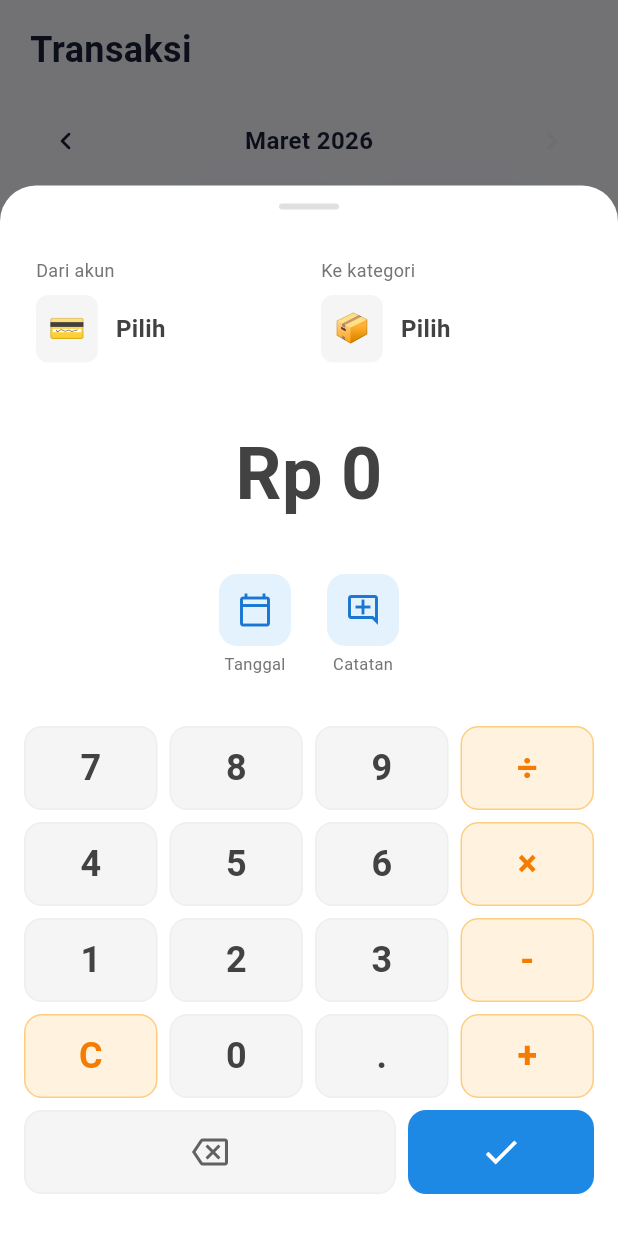
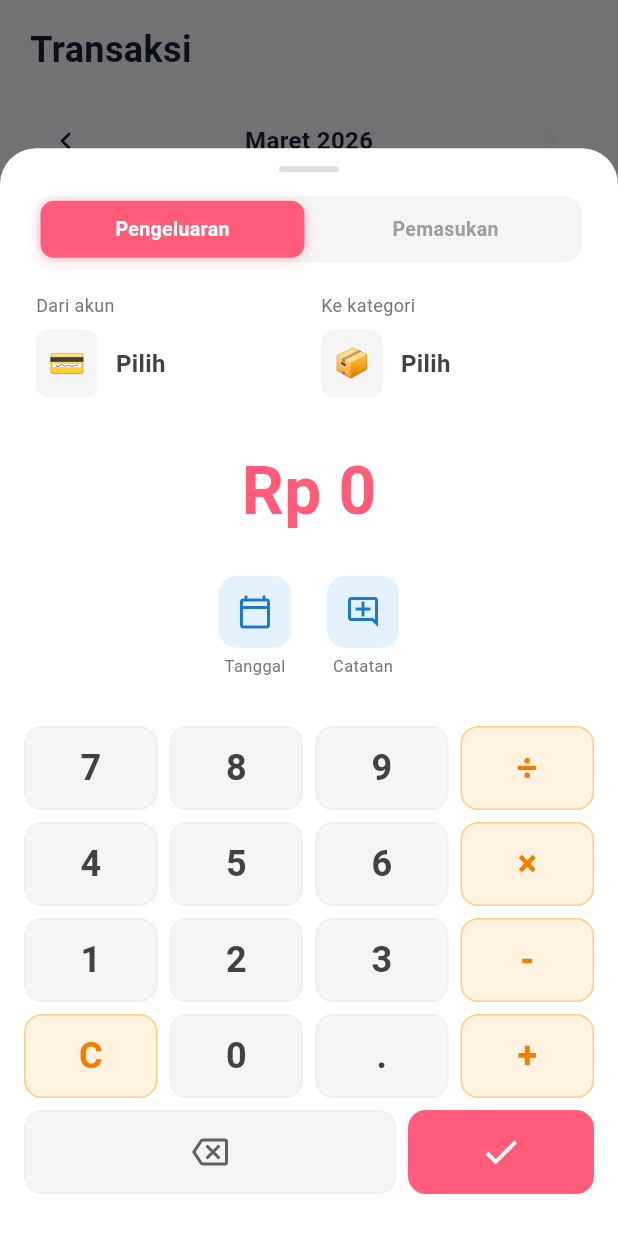
Before and after one commit to aandrsta/monetoo, a Flutter app: the screen it shows after launch, item 2 of the bottom bar chosen, after a tap on "Tambah", on a phone screen of 412 x 824 dp. Run offline on Flutter 3.47's test engine with Material 3 defaults, Android fonts, the phone set to English and light mode, and no system bars; drawn by our look-alikes of google_nav_bar; our stand-ins replace fl_chart, sqflite; accounts and stored records are empty.

```diff
--- a/lib/screens/account_screen.dart
+++ b/lib/screens/account_screen.dart
@@ -5,6 +5,7 @@ import 'package:provider/provider.dart';
 import 'package:uuid/uuid.dart';
 import '../providers/finance_provider.dart';
 import '../models/account_model.dart';
+import '../models/transaction_model.dart';
 import '../utils/app_theme.dart';
 import '../utils/currency_formatter.dart';
 
@@ -80,16 +81,37 @@ class _AccountScreenState extends State<AccountScreen> {
     );
   }
 
+  /// Calculate balance for a specific account based on its transactions
+  double _getAccountBalance(FinanceProvider provider, String accountId) {
+    final accountTransactions =
+        provider.transactions.where((t) => t.accountId == accountId).toList();
+
+    double income = accountTransactions
+        .where((t) => t.type == TransactionType.income)
+        .fold(0, (sum, t) => sum + t.amount);
+    double expense = accountTransactions
+        .where((t) => t.type == TransactionType.expense)
+        .fold(0, (sum, t) => sum + t.amount);
+
+    return income - expense;
+  }
+
   Widget _buildAccountsTab(FinanceProvider provider) {
     final regularAccounts = provider.regularAccounts;
-    final balance = provider.balance;
+    final savingsAccounts = provider.savingsAccounts;
+
+    // Total balance across all accounts
+    double totalBalance = 0;
+    for (final acc in [...regularAccounts, ...savingsAccounts]) {
+      totalBalance += _getAccountBalance(provider, acc.id);
+    }
 
     return SingleChildScrollView(
       padding: const EdgeInsets.all(16),
       child: Column(
         crossAxisAlignment: CrossAxisAlignment.start,
         children: [
-          // Account section header
+          // ── REGULAR ACCOUNTS ──
           Row(
             mainAxisAlignment: MainAxisAlignment.spaceBetween,
             children: [
@@ -102,30 +124,40 @@ class _AccountScreenState extends State<AccountScreen> {
                 ),
               ),
               Text(
-                CurrencyFormatter.format(balance),
+                CurrencyFormatter.format(
+                  regularAccounts.fold(
+                    0.0,
+                    (sum, acc) => sum + _getAccountBalance(provider, acc.id),
+                  ),
+                ),
                 style: TextStyle(
                   fontSize: 16,
                   fontWeight: FontWeight.w700,
-                  color: balance >= 0 ? AppTheme.income : AppTheme.expense,
+                  color: AppTheme.income,
                 ),
               ),
             ],
           ),
           const SizedBox(height: 12),
-          // Regular accounts
-          ...regularAccounts
-              .map((account) => _buildAccountCard(account, provider)),
+          ...regularAccounts.map(
+            (account) => _buildAccountCard(account, provider),
+          ),
           const SizedBox(height: 8),
-          _buildAddButton('Tambahkan akun keuangan',
-              () => _showAddAccountSheet(context, AccountType.card)),
+          _buildAddButton(
+            'Tambahkan akun keuangan',
+            () => _showAddAccountSheet(context, AccountType.card),
+          ),
         ],
       ),
     );
   }
 
   Widget _buildAccountCard(AccountModel account, FinanceProvider provider) {
-    // Calculate individual account balance
-    final accountBalance = provider.getAccountBalance(account.id);
+    final accountBalance = _getAccountBalance(provider, account.id);
+
+    // Get transaction counts for this account
+    final txCount =
+        provider.transactions.where((t) => t.accountId == account.id).length;
 
     return GestureDetector(
       onLongPress: () => _showEditAccountSheet(context, account),
@@ -146,23 +178,23 @@ class _AccountScreenState extends State<AccountScreen> {
         child: Row(
           children: [
             Container(
-              width: 48,
-              height: 48,
+              width: 52,
+              height: 52,
               decoration: BoxDecoration(
                 color: Color(account.color).withValues(alpha: 0.15),
-                borderRadius: BorderRadius.circular(12),
+                borderRadius: BorderRadius.circular(14),
               ),
               child: Center(
                 child: Text(
                   account.icon,
-                  style: const TextStyle(fontSize: 24),
+                  style: const TextStyle(fontSize: 26),
                 ),
               ),
             ),
-            const SizedBox(width: 12),
+            const SizedBox(width: 14),
             Expanded(
-              child: Row(
-                mainAxisAlignment: MainAxisAlignment.spaceBetween,
+              child: Column(
+                crossAxisAlignment: CrossAxisAlignment.start,
                 children: [
                   Row(
                     children: [
@@ -180,6 +212,20 @@ class _AccountScreenState extends State<AccountScreen> {
                       ],
                     ],
                   ),
+                  const SizedBox(height: 3),
+                  Text(
+                    '$txCount transaksi',
+                    style: const TextStyle(
+                      fontSize: 12,
+                      color: AppTheme.textSecondary,
+                    ),
+                  ),
+                ],
+              ),
+            ),
+            Column(
+              crossAxisAlignment: CrossAxisAlignment.end,
+              children: [
                 Text(
                   CurrencyFormatter.format(accountBalance),
                   style: TextStyle(
@@ -190,8 +236,17 @@ class _AccountScreenState extends State<AccountScreen> {
                         : AppTheme.expense,
                   ),
                 ),
+                const SizedBox(height: 3),
+                Text(
+                  accountBalance >= 0 ? 'Surplus' : 'Defisit',
+                  style: TextStyle(
+                    fontSize: 11,
+                    color: accountBalance >= 0
+                        ? AppTheme.income
+                        : AppTheme.expense,
+                  ),
+                ),
               ],
-              ),
             ),
           ],
         ),
@@ -306,7 +361,6 @@ class _AccountScreenState extends State<AccountScreen> {
           child: Column(
             crossAxisAlignment: CrossAxisAlignment.start,
             children: [
-              // Handle
               Center(
                 child: Container(
                   width: 40,
@@ -335,7 +389,6 @@ class _AccountScreenState extends State<AccountScreen> {
                   child: Column(
                     crossAxisAlignment: CrossAxisAlignment.start,
                     children: [
-                      // Type selector
                       if (existing == null) ...[
                         const Text('Tipe',
                             style: TextStyle(
@@ -370,7 +423,6 @@ class _AccountScreenState extends State<AccountScreen> {
                         ),
                         const SizedBox(height: 16),
                       ],
-                      // Name
                       const Text('Nama Akun',
                           style: TextStyle(
                               fontSize: 13, fontWeight: FontWeight.w600)),
@@ -388,7 +440,6 @@ class _AccountScreenState extends State<AccountScreen> {
                         ),
                       ),
                       const SizedBox(height: 16),
-                      // Primary checkbox
                       CheckboxListTile(
                         value: isPrimary,
                         onChanged: (val) =>
@@ -401,7 +452,6 @@ class _AccountScreenState extends State<AccountScreen> {
                         activeColor: AppTheme.accent,
                       ),
                       const SizedBox(height: 16),
-                      // Icon picker
                       const Text('Pilih Ikon',
                           style: TextStyle(
                               fontSize: 13, fontWeight: FontWeight.w600)),
@@ -438,7 +488,6 @@ class _AccountScreenState extends State<AccountScreen> {
                         }).toList(),
                       ),
                       const SizedBox(height: 16),
-                      // Color picker
                       const Text('Pilih Warna',
                           style: TextStyle(
                               fontSize: 13, fontWeight: FontWeight.w600)),
@@ -473,7 +522,6 @@ class _AccountScreenState extends State<AccountScreen> {
                         }).toList(),
                       ),
                       const SizedBox(height: 24),
-                      // Delete button
                       if (existing != null) ...[
                         SizedBox(
                           width: double.infinity,
@@ -494,7 +542,6 @@ class _AccountScreenState extends State<AccountScreen> {
                         ),
                         const SizedBox(height: 12),
                       ],
-                      // Save button
                       SizedBox(
                         width: double.infinity,
                         child: ElevatedButton(
--- a/lib/widgets/add_transaction_bottom_sheet.dart
+++ b/lib/widgets/add_transaction_bottom_sheet.dart
@@ -38,6 +38,9 @@ class _AddTransactionBottomSheetState extends State<AddTransactionBottomSheet> {
   String _note = '';
   late final TextEditingController _noteController;
 
+  // NEW: transaction type selector — default is expense
+  TransactionType _selectedType = TransactionType.expense;
+
   bool get _isEditing => widget.transaction != null;
 
   @override
@@ -51,7 +54,7 @@ class _AddTransactionBottomSheetState extends State<AddTransactionBottomSheet> {
       _selectedDate = t.date;
       _note = t.note ?? '';
       _noteController.text = _note;
-      // Category and Account will be set after build when we have access to provider
+      _selectedType = t.type;
       WidgetsBinding.instance.addPostFrameCallback((_) {
         final provider = context.read<FinanceProvider>();
         final categories = [
@@ -63,7 +66,6 @@ class _AddTransactionBottomSheetState extends State<AddTransactionBottomSheet> {
             (cat) => cat.id == t.categoryId,
             orElse: () => categories.first,
           );
-          // Set account from transaction or default
           final accounts = [
             ...provider.regularAccounts,
             ...provider.savingsAccounts
@@ -76,7 +78,6 @@ class _AddTransactionBottomSheetState extends State<AddTransactionBottomSheet> {
                 (acc) => acc.id == t.accountId,
               );
             } catch (e) {
-              // If account not found, use primary or first account
               try {
                 _selectedAccount = accounts.firstWhere((acc) => acc.isPrimary);
               } catch (e) {
@@ -84,7 +85,6 @@ class _AddTransactionBottomSheetState extends State<AddTransactionBottomSheet> {
               }
             }
           } else {
-            // Use primary account or first account
             try {
               _selectedAccount = accounts.firstWhere((acc) => acc.isPrimary);
             } catch (e) {
@@ -94,9 +94,12 @@ class _AddTransactionBottomSheetState extends State<AddTransactionBottomSheet> {
         });
       });
     } else {
+      // If initialCategory provided, sync selected type
+      if (widget.initialCategory != null) {
         _selectedCategory = widget.initialCategory;
+        _selectedType = widget.initialCategory!.type;
+      }
       _noteController.text = _note;
-      // Set default account after first frame
       WidgetsBinding.instance.addPostFrameCallback((_) {
         final provider = context.read<FinanceProvider>();
         final accounts = [
@@ -124,10 +127,20 @@ class _AddTransactionBottomSheetState extends State<AddTransactionBottomSheet> {
     super.dispose();
   }
 
+  void _onTypeChanged(TransactionType type) {
+    if (_selectedType == type) return;
+    setState(() {
+      _selectedType = type;
+      // Reset category if it doesn't match the new type
+      if (_selectedCategory != null && _selectedCategory!.type != type) {
+        _selectedCategory = null;
+      }
+    });
+  }
+
   void _onNumberPressed(String number) {
     setState(() {
       if (_shouldResetAmount) {
-        // Start new number after operation
         _amount = number;
         _shouldResetAmount = false;
       } else if (_amount == '0') {
@@ -153,12 +166,9 @@ class _AddTransactionBottomSheetState extends State<AddTransactionBottomSheet> {
 
   void _onOperatorPressed(String operator) {
     setState(() {
-      // If there's an existing operation and user pressed new operator,
-      // calculate the previous operation first
       if (_previousValue != null && _operation != null && !_shouldResetAmount) {
         _calculate();
       }
-
       _previousValue = double.tryParse(_amount.isEmpty ? '0' : _amount);
       _operation = operator;
       _shouldResetAmount = true;
@@ -189,7 +199,6 @@ class _AddTransactionBottomSheetState extends State<AddTransactionBottomSheet> {
         break;
     }
 
-    // Remove trailing zeros and decimal point if not needed
     _amount = result.toString();
     if (_amount.contains('.')) {
       _amount = _amount.replaceAll(RegExp(r'\.?0+$'), '');
@@ -202,7 +211,6 @@ class _AddTransactionBottomSheetState extends State<AddTransactionBottomSheet> {
 
   void _updateDisplay() {
     if (_previousValue != null && _operation != null) {
-      // Show operation in display - only 2 numbers max
       final firstNum = _formatNumber(_previousValue!);
       final secondNum = _shouldResetAmount
           ? '0'
@@ -247,7 +255,6 @@ class _AddTransactionBottomSheetState extends State<AddTransactionBottomSheet> {
   }
 
   void _onEqualsPressed() {
-    // Only calculate, don't save
     if (_previousValue != null && _operation != null) {
       _calculate();
     }
@@ -279,7 +286,6 @@ class _AddTransactionBottomSheetState extends State<AddTransactionBottomSheet> {
     final note = _noteController.text.trim();
 
     if (_isEditing) {
-      // Update existing transaction
       final transaction = TransactionModel(
         id: widget.transaction!.id,
         title: note.isEmpty ? _selectedCategory!.name : note,
@@ -308,7 +314,6 @@ class _AddTransactionBottomSheetState extends State<AddTransactionBottomSheet> {
         );
       }
     } else {
-      // Add new transaction
       final transaction = TransactionModel(
         id: const Uuid().v4(),
         title: note.isEmpty ? _selectedCategory!.name : note,
@@ -340,7 +345,6 @@ class _AddTransactionBottomSheetState extends State<AddTransactionBottomSheet> {
   }
 
   String _getFormattedAmount() {
-    // If there's an operation, show it in the display
     if (_previousValue != null && _operation != null) {
       return _displayAmount;
     }
@@ -361,8 +365,11 @@ class _AddTransactionBottomSheetState extends State<AddTransactionBottomSheet> {
 
   @override
   Widget build(BuildContext context) {
+    final isExpense = _selectedType == TransactionType.expense;
+    final typeColor = isExpense ? AppTheme.expense : AppTheme.income;
+
     return Container(
-      height: MediaQuery.of(context).size.height * 0.85,
+      height: MediaQuery.of(context).size.height * 0.88,
       decoration: const BoxDecoration(
         color: Colors.white,
         borderRadius: BorderRadius.vertical(top: Radius.circular(24)),
@@ -381,7 +388,37 @@ class _AddTransactionBottomSheetState extends State<AddTransactionBottomSheet> {
               ),
             ),
           ),
-          const SizedBox(height: 32),
+          const SizedBox(height: 16),
+
+          // ── TYPE SELECTOR BAR ──
+          if (!_isEditing)
+            Padding(
+              padding: const EdgeInsets.symmetric(horizontal: 24),
+              child: Container(
+                height: 44,
+                decoration: BoxDecoration(
+                  color: Colors.grey.shade100,
+                  borderRadius: BorderRadius.circular(12),
+                ),
+                child: Row(
+                  children: [
+                    _buildTypeTab(
+                      label: 'Pengeluaran',
+                      type: TransactionType.expense,
+                      activeColor: AppTheme.expense,
+                    ),
+                    _buildTypeTab(
+                      label: 'Pemasukan',
+                      type: TransactionType.income,
+                      activeColor: AppTheme.income,
+                    ),
+                  ],
+                ),
+              ),
+            ),
+
+          const SizedBox(height: 20),
+
           // Account and Category selectors
           Padding(
             padding: const EdgeInsets.symmetric(horizontal: 24),
@@ -489,17 +526,19 @@ class _AddTransactionBottomSheetState extends State<AddTransactionBottomSheet> {
               ],
             ),
           ),
-          const SizedBox(height: 40),
+          const SizedBox(height: 32),
+
           // Amount display
           Text(
             'Rp ${_getFormattedAmount()}',
             style: TextStyle(
-              fontSize: 48,
+              fontSize: 44,
               fontWeight: FontWeight.w700,
-              color: Colors.grey.shade800,
+              color: typeColor,
             ),
           ),
-          const SizedBox(height: 32),
+          const SizedBox(height: 24),
+
           // Action buttons
           Padding(
             padding: const EdgeInsets.symmetric(horizontal: 24),
@@ -562,6 +601,7 @@ class _AddTransactionBottomSheetState extends State<AddTransactionBottomSheet> {
                 : const SizedBox.shrink(),
           ),
           const Spacer(),
+
           // Number pad
           Container(
             padding: const EdgeInsets.symmetric(horizontal: 16, vertical: 12),
@@ -572,142 +612,88 @@ class _AddTransactionBottomSheetState extends State<AddTransactionBottomSheet> {
                   children: [
                     Expanded(
                         child: _buildNumberButton(
-                        label: '7',
-                        onTap: () => _onNumberPressed('7'),
-                      ),
-                    ),
+                            label: '7', onTap: () => _onNumberPressed('7'))),
                     const SizedBox(width: 8),
                     Expanded(
                         child: _buildNumberButton(
-                        label: '8',
-                        onTap: () => _onNumberPressed('8'),
-                      ),
-                    ),
+                            label: '8', onTap: () => _onNumberPressed('8'))),
                     const SizedBox(width: 8),
                     Expanded(
                         child: _buildNumberButton(
-                        label: '9',
-                        onTap: () => _onNumberPressed('9'),
-                      ),
-                    ),
+                            label: '9', onTap: () => _onNumberPressed('9'))),
                     const SizedBox(width: 8),
                     Expanded(
                         child: _buildOperatorButton(
-                        label: '÷',
-                        onTap: () => _onOperatorPressed('÷'),
-                      ),
-                    ),
+                            label: '÷', onTap: () => _onOperatorPressed('÷'))),
                   ],
                 ),
                 const SizedBox(height: 8),
-                // Row 2: 4, 5, 6, ×
                 Row(
                   children: [
                     Expanded(
                         child: _buildNumberButton(
-                        label: '4',
-                        onTap: () => _onNumberPressed('4'),
-                      ),
-                    ),
+                            label: '4', onTap: () => _onNumberPressed('4'))),
                     const SizedBox(width: 8),
                     Expanded(
                         child: _buildNumberButton(
-                        label: '5',
-                        onTap: () => _onNumberPressed('5'),
-                      ),
-                    ),
+                            label: '5', onTap: () => _onNumberPressed('5'))),
                     const SizedBox(width: 8),
                     Expanded(
                         child: _buildNumberButton(
-                        label: '6',
-                        onTap: () => _onNumberPressed('6'),
-                      ),
-                    ),
+                            label: '6', onTap: () => _onNumberPressed('6'))),
                     const SizedBox(width: 8),
                     Expanded(
                         child: _buildOperatorButton(
-                        label: '×',
-                        onTap: () => _onOperatorPressed('×'),
-                      ),
-                    ),
+                            label: '×', onTap: () => _onOperatorPressed('×'))),
                   ],
                 ),
                 const SizedBox(height: 8),
-                // Row 3: 1, 2, 3, -
                 Row(
                   children: [
                     Expanded(
                         child: _buildNumberButton(
-                        label: '1',
-                        onTap: () => _onNumberPressed('1'),
-                      ),
-                    ),
+                            label: '1', onTap: () => _onNumberPressed('1'))),
                     const SizedBox(width: 8),
                     Expanded(
                         child: _buildNumberButton(
-                        label: '2',
-                        onTap: () => _onNumberPressed('2'),
-                      ),
-                    ),
+                            label: '2', onTap: () => _onNumberPressed('2'))),
                     const SizedBox(width: 8),
                     Expanded(
                         child: _buildNumberButton(
-                        label: '3',
-                        onTap: () => _onNumberPressed('3'),
-                      ),
-                    ),
+                            label: '3', onTap: () => _onNumberPressed('3'))),
                     const SizedBox(width: 8),
                     Expanded(
                         child: _buildOperatorButton(
-                        label: '-',
-                        onTap: () => _onOperatorPressed('-'),
-                      ),
-                    ),
+                            label: '-', onTap: () => _onOperatorPressed('-'))),
                   ],
                 ),
                 const SizedBox(height: 8),
-                // Row 4: C, 0, 00, +
                 Row(
                   children: [
                     Expanded(
-                      child: _buildOperatorButton(
-                        label: 'C',
-                        onTap: _onClear,
-                      ),
-                    ),
+                        child:
+                            _buildOperatorButton(label: 'C', onTap: _onClear)),
                     const SizedBox(width: 8),
                     Expanded(
                         child: _buildNumberButton(
-                        label: '0',
-                        onTap: () => _onNumberPressed('0'),
-                      ),
-                    ),
+                            label: '0', onTap: () => _onNumberPressed('0'))),
                     const SizedBox(width: 8),
                     Expanded(
                         child: _buildNumberButton(
-                        label: '.',
-                        onTap: _onDecimalPressed,
-                      ),
-                    ),
+                            label: '.', onTap: _onDecimalPressed)),
                     const SizedBox(width: 8),
                     Expanded(
                         child: _buildOperatorButton(
-                        label: '+',
-                        onTap: () => _onOperatorPressed('+'),
-                      ),
-                    ),
+                            label: '+', onTap: () => _onOperatorPressed('+'))),
                   ],
                 ),
                 const SizedBox(height: 8),
-                // Row 5: Delete, Equals, and Save
                 Row(
                   children: [
                     Expanded(
                       flex: 2,
                       child: _buildIconButton(
-                        icon: Icons.backspace_outlined,
-                        onTap: _onBackspace,
-                      ),
+                          icon: Icons.backspace_outlined, onTap: _onBackspace),
                     ),
                     const SizedBox(width: 8),
                     if (_previousValue != null && _operation != null) ...[
@@ -742,7 +728,7 @@ class _AddTransactionBottomSheetState extends State<AddTransactionBottomSheet> {
                       child: Container(
                         height: 56,
                         decoration: BoxDecoration(
-                          color: Colors.blue.shade600,
+                          color: typeColor,
                           borderRadius: BorderRadius.circular(12),
                         ),
                         child: InkWell(
@@ -765,6 +751,46 @@ class _AddTransactionBottomSheetState extends State<AddTransactionBottomSheet> {
           ),
           const SizedBox(height: 16),
         ],
+      ),
+    );
+  }
+
+  Widget _buildTypeTab({
+    required String label,
+    required TransactionType type,
+    required Color activeColor,
+  }) {
+    final isSelected = _selectedType == type;
+    return Expanded(
+      child: GestureDetector(
+        onTap: () => _onTypeChanged(type),
+        child: AnimatedContainer(
+          duration: const Duration(milliseconds: 200),
+          margin: const EdgeInsets.all(3),
+          decoration: BoxDecoration(
+            color: isSelected ? activeColor : Colors.transparent,
+            borderRadius: BorderRadius.circular(9),
+            boxShadow: isSelected
+                ? [
+                    BoxShadow(
+                      color: activeColor.withValues(alpha: 0.3),
+                      blurRadius: 8,
+                      offset: const Offset(0, 2),
+                    )
+                  ]
+                : [],
+          ),
+          child: Center(
+            child: Text(
+              label,
+              style: TextStyle(
+                fontSize: 13,
+                fontWeight: FontWeight.w600,
+                color: isSelected ? Colors.white : Colors.grey.shade500,
+              ),
+            ),
+          ),
+        ),
       ),
     );
   }
@@ -884,10 +910,10 @@ class _AddTransactionBottomSheetState extends State<AddTransactionBottomSheet> {
 
   void _showCategoryPicker() {
     final provider = context.read<FinanceProvider>();
-    final categories = [
-      ...provider.expenseCategories,
-      ...provider.incomeCategories
-    ];
+    // Show only categories matching the selected type
+    final categories = _selectedType == TransactionType.expense
+        ? provider.expenseCategories
+        : provider.incomeCategories;
 
     showModalBottomSheet(
       context: context,
@@ -910,9 +936,11 @@ class _AddTransactionBottomSheetState extends State<AddTransactionBottomSheet> {
               ),
             ),
             const SizedBox(height: 20),
-            const Text(
-              'Pilih Kategori',
-              style: TextStyle(
+            Text(
+              _selectedType == TransactionType.expense
+                  ? 'Kategori Pengeluaran'
+                  : 'Kategori Pemasukan',
+              style: const TextStyle(
                 fontSize: 18,
                 fontWeight: FontWeight.w600,
                 color: AppTheme.textPrimary,
```
Also changed, not shown: lib/screens/statistics_screen.dart (+108 -93 lines). Lines whose indentation alone changed are shown as unchanged.
